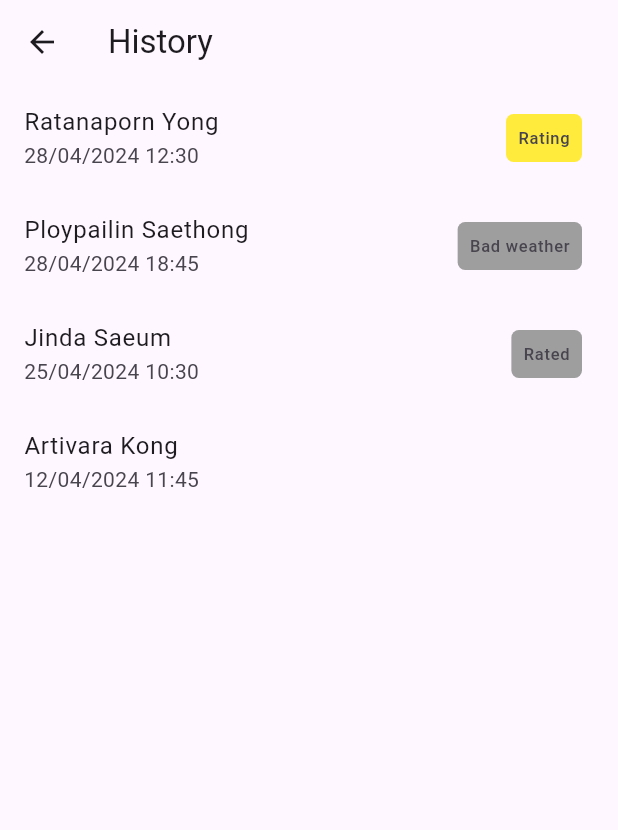
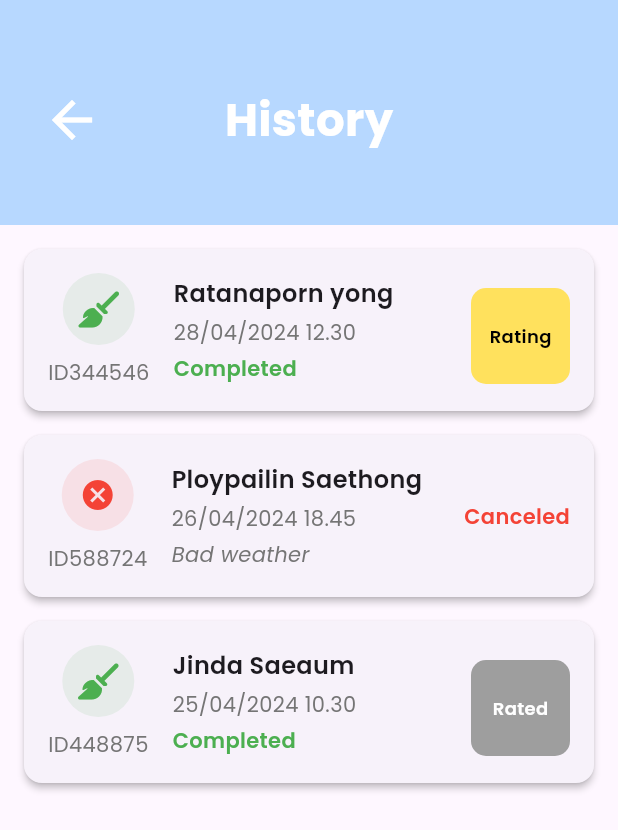
Before and after one commit to Kamila3820/HOCA_frontend, a Flutter app: the HistoryPage screen opened directly, on a phone screen of 412 x 824 dp. Shown: the top 830 px of the screen. Run offline on Flutter 3.47's test engine with Material 3 defaults, Android fonts, the phone set to English and light mode, and no system bars; our stand-ins replace flutter_dotenv, font_awesome_flutter, google_fonts, google_maps_flutter, image_picker, location and 1 more.

Commit message:
16_commit
อัปเดทหน้า History พร้อม pop-up rating 100%

```diff
--- /dev/null
+++ b/hoca_frontend/lib/components/history/history_card.dart
@@ -0,0 +1,198 @@
+import 'package:flutter/material.dart';
+import 'package:google_fonts/google_fonts.dart';
+
+import 'rating_dialog.dart';
+
+class HistoryCard extends StatelessWidget {
+  final String id;
+  final String name;
+  final String date;
+  final String time;
+  final String status;
+  final Color statusColor;
+  final Color iconColor;
+  final IconData icon;
+  final bool showRating;
+  final bool isRated;
+  final String? reason;
+
+  const HistoryCard({
+    Key? key,
+    required this.id,
+    required this.name,
+    required this.date,
+    required this.time,
+    required this.status,
+    this.statusColor = Colors.green,
+    required this.iconColor,
+    required this.icon,
+    this.showRating = false,
+    this.isRated = false,
+    this.reason,
+  }) : super(key: key);
+
+  @override
+  Widget build(BuildContext context) {
+    return Card(
+      margin: const EdgeInsets.only(bottom: 16),
+      elevation: 2,
+      shape: RoundedRectangleBorder(borderRadius: BorderRadius.circular(12)),
+      child: Padding(
+        padding: const EdgeInsets.all(16),
+        child: Row(
+          children: [
+            Column(
+              children: [
+                Container(
+                  width: 48,
+                  height: 48,
+                  decoration: BoxDecoration(
+                    color: iconColor.withOpacity(0.1),
+                    shape: BoxShape.circle,
+                  ),
+                  child: Icon(icon, color: iconColor, size: 24),
+                ),
+                const SizedBox(height: 8),
+                Text(
+                  id,
+                  style: GoogleFonts.poppins(
+                    textStyle: TextStyle(
+                      fontSize: 14,
+                      color: Colors.grey[600],
+                    ),
+                  ),
+                ),
+              ],
+            ),
+            const SizedBox(width: 16),
+            Expanded(
+              child: Column(
+                crossAxisAlignment: CrossAxisAlignment.start,
+                children: [
+                  Text(
+                    name,
+                    style: GoogleFonts.poppins(
+                      textStyle: const TextStyle(
+                        fontSize: 16,
+                        fontWeight: FontWeight.w600,
+                      ),
+                    ),
+                  ),
+                  const SizedBox(height: 4),
+                  Text(
+                    '$date $time',
+                    style: GoogleFonts.poppins(
+                      textStyle: TextStyle(
+                        fontSize: 14,
+                        color: Colors.grey[600],
+                      ),
+                    ),
+                  ),
+                  if (status == 'Completed') ...[
+                    const SizedBox(height: 4),
+                    Text(
+                      status,
+                      style: GoogleFonts.poppins(
+                        textStyle: TextStyle(
+                          fontSize: 14,
+                          fontWeight: FontWeight.w600,
+                          color: statusColor,
+                        ),
+                      ),
+                    ),
+                  ],
+                  if (reason != null) ...[
+                    const SizedBox(height: 4),
+                    Text(
+                      reason!,
+                      style: GoogleFonts.poppins(
+                        textStyle: TextStyle(
+                          fontSize: 14,
+                          color: Colors.grey[600],
+                          fontStyle: FontStyle.italic,
+                        ),
+                      ),
+                    ),
+                  ],
+                ],
+              ),
+            ),
+            Column(
+              crossAxisAlignment: CrossAxisAlignment.end,
+              children: [
+                if (status == 'Canceled') ...[
+                  Text(
+                    status,
+                    style: GoogleFonts.poppins(
+                      textStyle: TextStyle(
+                        fontSize: 14,
+                        fontWeight: FontWeight.w600,
+                        color: statusColor,
+                      ),
+                    ),
+                  ),
+                ],
+                if (showRating) ...[
+                  const SizedBox(height: 8),
+                  // Check if isRated to conditionally render a GestureDetector or a Container
+                  isRated
+                      ? Container(
+                          padding: const EdgeInsets.symmetric(horizontal: 8, vertical: 2),
+                          decoration: BoxDecoration(
+                            color: Colors.grey,
+                            borderRadius: BorderRadius.circular(10),
+                          ),
+                          child: SizedBox(
+                            width: 50,
+                            height: 60,
+                            child: Center(
+                              child: Text(
+                                'Rated',
+                                style: GoogleFonts.poppins(
+                                  textStyle: const TextStyle(
+                                    fontSize: 12,
+                                    fontWeight: FontWeight.w600,
+                                    color: Colors.white,
+                                  ),
+                                ),
+                              ),
+                            ),
+                          ),
+                        )
+                      : GestureDetector(
+                          onTap: () {
+                            showRatingDialog(context);
+                          },
+                          child: Container(
+                            padding: const EdgeInsets.symmetric(horizontal: 8, vertical: 2),
+                            decoration: BoxDecoration(
+                              color: const Color(0xFFFFE15D),
+                              borderRadius: BorderRadius.circular(10),
+                            ),
+                            child: SizedBox(
+                              width: 50,
+                              height: 60,
+                              child: Center(
+                                child: Text(
+                                  'Rating',
+                                  style: GoogleFonts.poppins(
+                                    textStyle: TextStyle(
+                                      fontSize: 12,
+                                      fontWeight: FontWeight.w600,
+                                      color: Colors.black,
+                                    ),
+                                  ),
+                                ),
+                              ),
+                            ),
+                          ),
+                        ),
+                ],
+              ],
+            ),
+          ],
+        ),
+      ),
+    );
+  }
+}
--- a/hoca_frontend/lib/pages/history.dart
+++ b/hoca_frontend/lib/pages/history.dart
@@ -1,79 +1,92 @@
 import 'package:flutter/material.dart';
-
-import 'rating.dart';
+import 'package:font_awesome_flutter/font_awesome_flutter.dart';
+import 'package:google_fonts/google_fonts.dart';
+import 'package:hoca_frontend/components/history/history_card.dart';
 
 class HistoryPage extends StatelessWidget {
-  final List<Map<String, dynamic>> historyItems = [
-    {
-      'name': 'Ratanaporn Yong',
-      'date': '28/04/2024 12:30',
-      'status': 'Completed',
-      'statusColor': Colors.green,
-      'ratingStatus': 'Rating',
-      'ratingColor': Colors.yellow,
-    },
-    {
-      'name': 'Ploypailin Saethong',
-      'date': '28/04/2024 18:45',
-      'status': 'Canceled',
-      'statusColor': Colors.red,
-      'ratingStatus': 'Bad weather',
-      'ratingColor': Colors.grey,
-    },
-    {
-      'name': 'Jinda Saeum',
-      'date': '25/04/2024 10:30',
-      'status': 'Completed',
-      'statusColor': Colors.green,
-      'ratingStatus': 'Rated',
-      'ratingColor': Colors.grey,
-    },
-    {
-      'name': 'Artivara Kong',
-      'date': '12/04/2024 11:45',
-      'status': 'Completed',
-      'statusColor': Colors.green,
-      'ratingStatus': '',
-      'ratingColor': Colors.transparent,
-    },
-  ];
-
-HistoryPage({super.key});
+  HistoryPage({super.key});
 
   @override
   Widget build(BuildContext context) {
     return Scaffold(
-      appBar: AppBar(
-        title: const Text('History'),
-      ),
-      body: ListView.builder(
-        itemCount: historyItems.length,
-        itemBuilder: (context, index) {
-          final item = historyItems[index];
-          return ListTile(
-            title: Text(item['name']),
-            subtitle: Text(item['date']),
-            trailing: Container(
-              padding: const EdgeInsets.all(8),
-              decoration: BoxDecoration(
-                color: item['ratingColor'],
-                borderRadius: BorderRadius.circular(5),
+      body: Column(
+        crossAxisAlignment: CrossAxisAlignment.start,
+        children: [
+          Container(
+            height: 150.0,
+            width: double.infinity,
+            decoration: BoxDecoration(
+              color: const Color(0xFF87C4FF).withOpacity(0.6), // 60% opacity
+            ),
+            child: Padding(
+              padding: const EdgeInsets.only(top: 10, left: 20, right: 20),
+              child: Stack(
+                children: [
+                  Align(
+                    alignment: Alignment.centerLeft,
+                    child: IconButton(
+                      icon: const Icon(Icons.arrow_back, color: Colors.white, size: 40.0),
+                      onPressed: () {
+                        Navigator.pop(context);
+                      },
+                    ),
+                  ),
+                  Center(
+                    child: Text(
+                      'History',
+                      style: GoogleFonts.poppins(
+                        textStyle: const TextStyle(
+                          fontSize: 30,
+                          fontWeight: FontWeight.bold,
+                          color: Colors.white,
+                        ),
+                      ),
+                    ),
+                  ),
+                ],
               ),
-              child: Text(item['ratingStatus']),
             ),
-            onTap: () {
-              if (item['ratingStatus'] == 'Rating') {
-                Navigator.push(
-                  context,
-                  MaterialPageRoute(
-                    builder: (context) =>
-                        RatingDialogPage(workerName: item['name']),
-                  ),
-                );
-              }
-            },
-          );
-        },
+          ),
+          Expanded(
+            child: ListView(
+              padding: const EdgeInsets.all(16),
+              children: [
+                HistoryCard(
+                  id: 'ID344546',
+                  name: 'Ratanaporn yong',
+                  date: '28/04/2024',
+                  time: '12.30',
+                  status: 'Completed',
+                  iconColor: Colors.green,
+                  icon: FontAwesomeIcons.broom,
+                  showRating: true,
+                ),
+                HistoryCard(
+                  id: 'ID588724',
+                  name: 'Ploypailin Saethong',
+                  date: '26/04/2024',
+                  time: '18.45',
+                  status: 'Canceled',
+                  statusColor: Colors.red,
+                  iconColor: Colors.red,
+                  icon: Icons.cancel,
+                  reason: 'Bad weather',
+                ),
+                HistoryCard(
+                  id: 'ID448875',
+                  name: 'Jinda Saeaum',
+                  date: '25/04/2024',
+                  time: '10.30',
+                  status: 'Completed',
+                  iconColor: Colors.green,
+                  icon: FontAwesomeIcons.broom,
+                  showRating: true,
+                  isRated: true,
+                ),
+              ],
+            ),
+          ),
+        ],
       ),
     );
   }
```
Also changed, not shown: hoca_frontend/lib/components/history/rating_dialog.dart (added, +118 -0 lines), hoca_frontend/lib/components/history/rating_section.dart (added, +94 -0 lines), hoca_frontend/lib/pages/rating.dart (deleted, +0 -66 lines).
